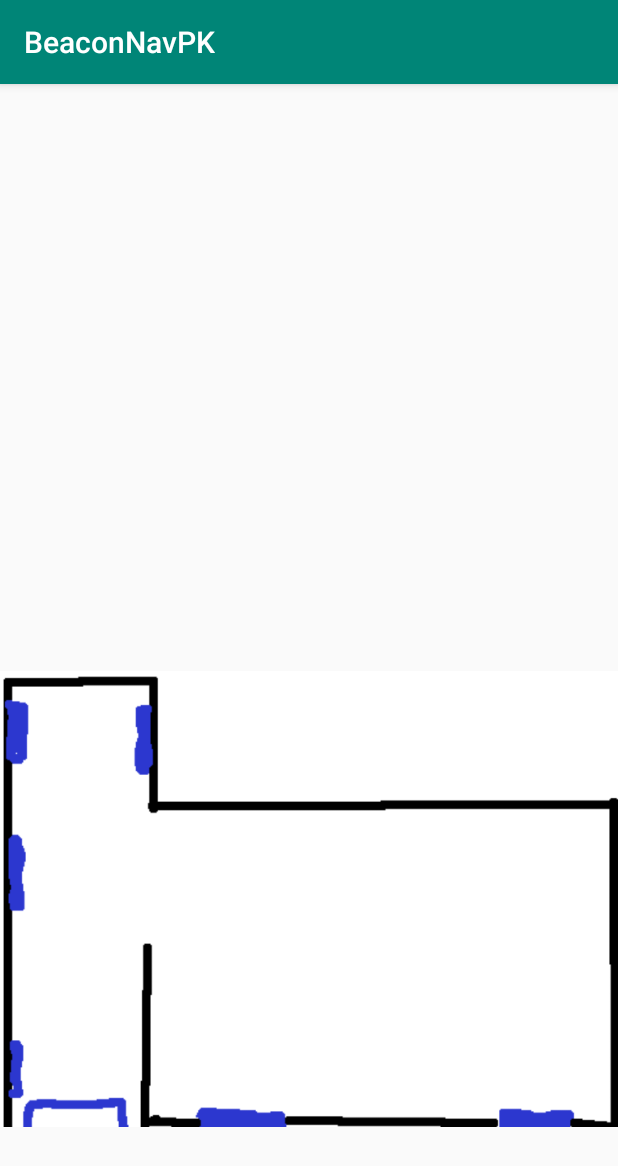
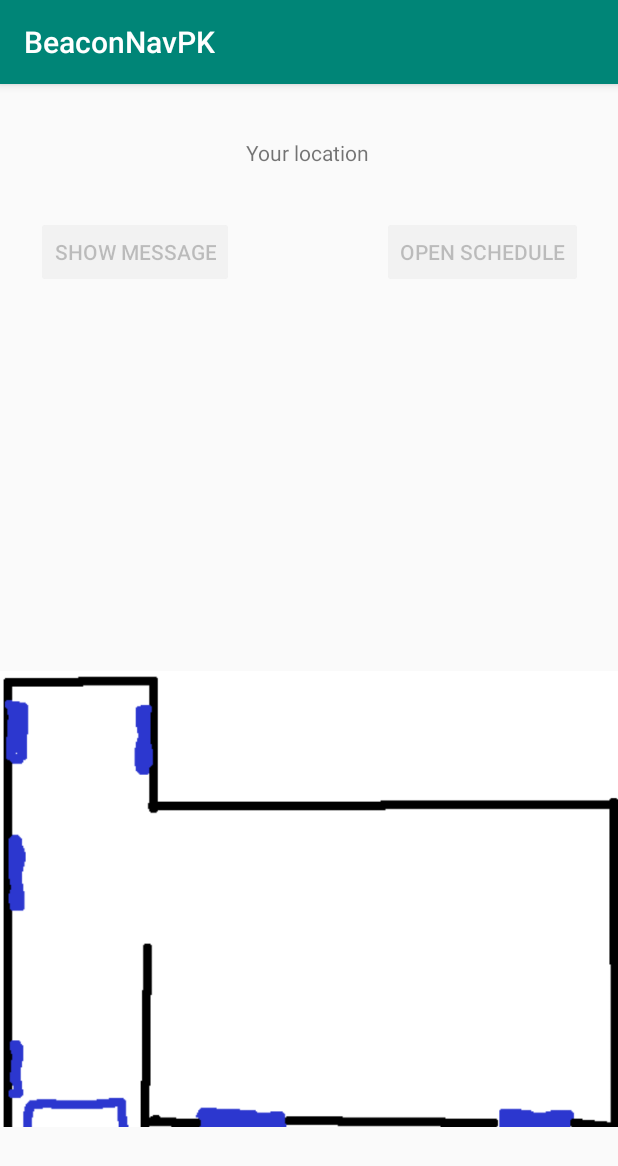
Before and after one commit to Openroads/BeaconNavPK, an Android app: the NavigationActivity screen opened directly, with no data from a screen before it, on a phone screen of 412 x 824 dp. Shown: the top 1166 px of the screen. Run offline under Robolectric (Android 15) with nearby library versions, the phone set to English and light mode, and no system bars.

Commit message:
Simple layout for core features

```diff
--- a/app/src/main/res/layout/activity_nav.xml
+++ b/app/src/main/res/layout/activity_nav.xml
@@ -17,4 +17,31 @@
             app:layout_constraintStart_toStartOf="parent"
             android:contentDescription="TODO" app:srcCompat="@drawable/mieszkanie_plan"
             app:layout_constraintHorizontal_bias="0.0" app:layout_constraintVertical_bias="0.917"/>
+    <TextView
+            android:text="Your location"
+            android:layout_width="wrap_content"
+            android:layout_height="wrap_content"
+            android:id="@+id/textView2" app:layout_constraintTop_toTopOf="parent"
+            android:layout_marginTop="36dp" app:layout_constraintEnd_toEndOf="parent" android:layout_marginEnd="177dp"
+            app:layout_constraintStart_toStartOf="parent" android:layout_marginStart="176dp"
+    />
+    <Button
+            android:text="Show message"
+            android:layout_width="wrap_content"
+            android:layout_height="wrap_content"
+            android:id="@+id/show_message_button" app:layout_constraintStart_toStartOf="parent"
+            android:layout_marginStart="44dp"
+            app:layout_constraintEnd_toStartOf="@+id/textView2" android:layout_marginEnd="8dp"
+            android:layout_marginTop="88dp" app:layout_constraintTop_toTopOf="parent"
+            app:layout_constraintHorizontal_bias="1.0" style="@style/Widget.AppCompat.Button.Colored"
+            android:enabled="false"/>
+    <Button
+            android:text="Open schedule"
+            android:layout_width="wrap_content"
+            android:layout_height="wrap_content"
+            android:id="@+id/open_schedule_button" app:layout_constraintStart_toEndOf="@+id/textView2"
+            android:layout_marginStart="8dp" app:layout_constraintEnd_toEndOf="parent" android:layout_marginEnd="81dp"
+            android:layout_marginTop="88dp" app:layout_constraintTop_toTopOf="parent"
+            app:layout_constraintHorizontal_bias="0.0" style="@style/Widget.AppCompat.Button.Colored"
+            android:textColorLink="@color/colorAccent" android:enabled="false"/>
 </android.support.constraint.ConstraintLayout>
```
